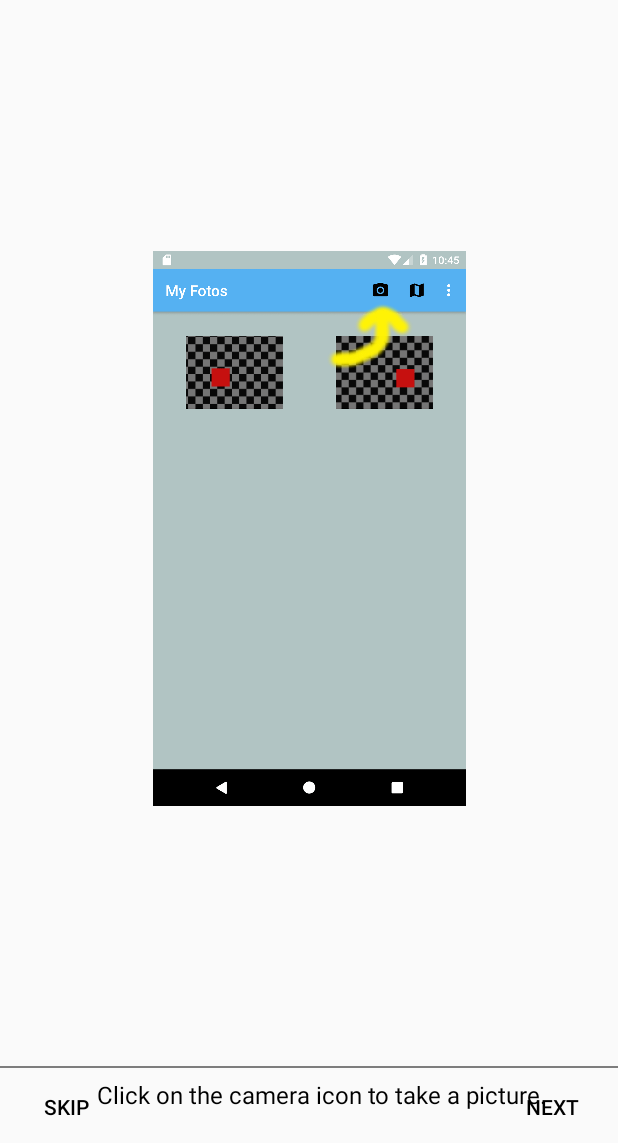
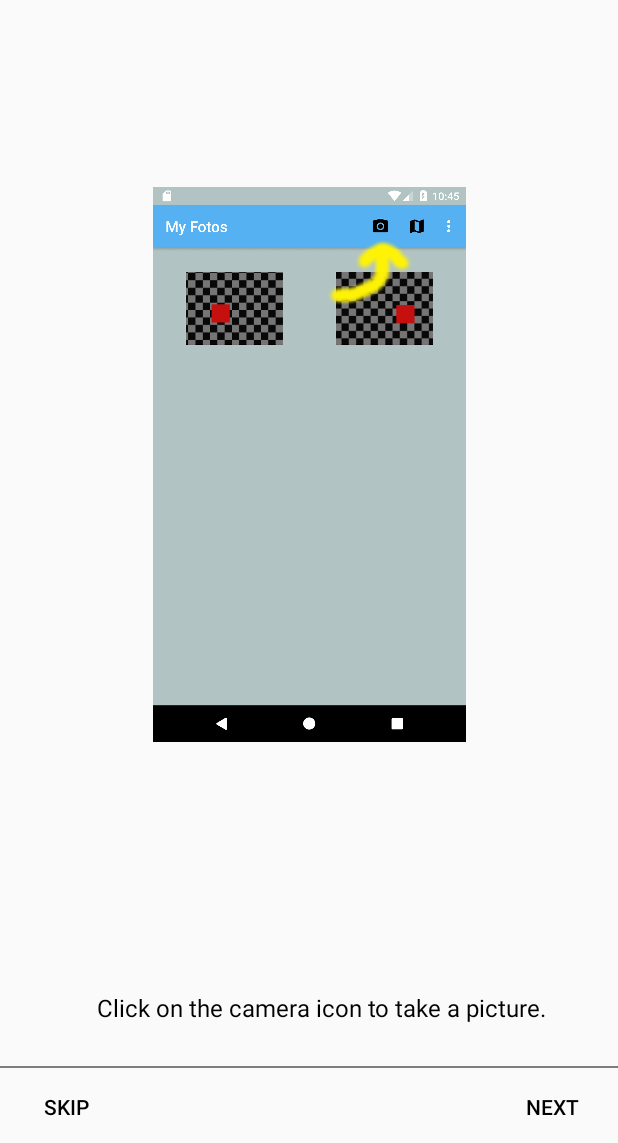
Before and after one commit to seacamjen/foto, an Android app: the screen it shows after launch (Tutorial), on a phone screen of 412 x 824 dp, the part 93-1236 px from its top. Run offline under Robolectric (Android 15) with nearby library versions, the phone set to English and light mode, and no system bars.

Commit message:
add constraint layout position changes for tutorial slides

```diff
--- a/app/src/main/res/layout/welcome_slide1.xml
+++ b/app/src/main/res/layout/welcome_slide1.xml
@@ -18,9 +18,7 @@
         app:layout_constraintTop_toTopOf="parent"
         android:layout_marginTop="8dp"
         android:id="@+id/imageView"
-        app:layout_constraintVertical_bias="0.505"
-        app:layout_constraintHorizontal_bias="0.503"
-        tools:layout_editor_absoluteX="51dp" />
+        app:layout_constraintVertical_bias="0.408" />
 
     <TextView
         android:layout_width="wrap_content"
@@ -57,7 +55,7 @@
         app:layout_constraintLeft_toLeftOf="parent"
         android:layout_marginRight="8dp"
         app:layout_constraintRight_toRightOf="parent"
-        app:layout_constraintVertical_bias="0.983"
+        app:layout_constraintVertical_bias="0.909"
         android:id="@+id/textView"
         app:layout_constraintHorizontal_bias="1.0" />
 
--- a/app/src/main/res/layout/welcome_slide2.xml
+++ b/app/src/main/res/layout/welcome_slide2.xml
@@ -17,7 +17,7 @@
         android:layout_marginBottom="8dp"
         app:layout_constraintTop_toTopOf="parent"
         android:layout_marginTop="8dp"
-        app:layout_constraintVertical_bias="0.496" />
+        app:layout_constraintVertical_bias="0.288" />
 
     <TextView
         android:layout_width="wrap_content"
@@ -35,7 +35,7 @@
         app:layout_constraintHorizontal_bias="0.496"
         app:layout_constraintBottom_toBottomOf="parent"
         android:layout_marginBottom="8dp"
-        app:layout_constraintVertical_bias="0.017" />
+        app:layout_constraintVertical_bias="0.0" />
 
     <TextView
         android:layout_width="wrap_content"
@@ -55,6 +55,6 @@
         android:layout_marginLeft="8dp"
         app:layout_constraintLeft_toLeftOf="parent"
         app:layout_constraintHorizontal_bias="0.0"
-        app:layout_constraintVertical_bias="0.983" />
+        app:layout_constraintVertical_bias="0.869" />
 
 </android.support.constraint.ConstraintLayout>
```
Also changed, not shown: app/src/main/res/layout/welcome_slide3.xml (+4 -4 lines), app/src/main/res/layout/welcome_slide4.xml (+3 -4 lines).
